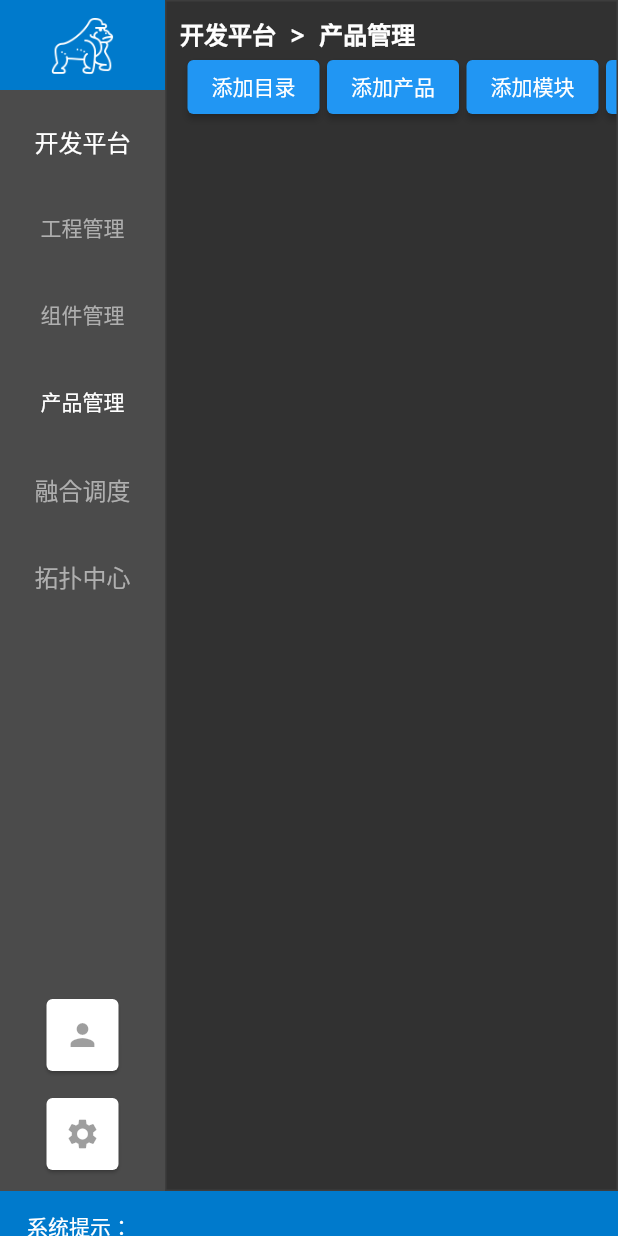
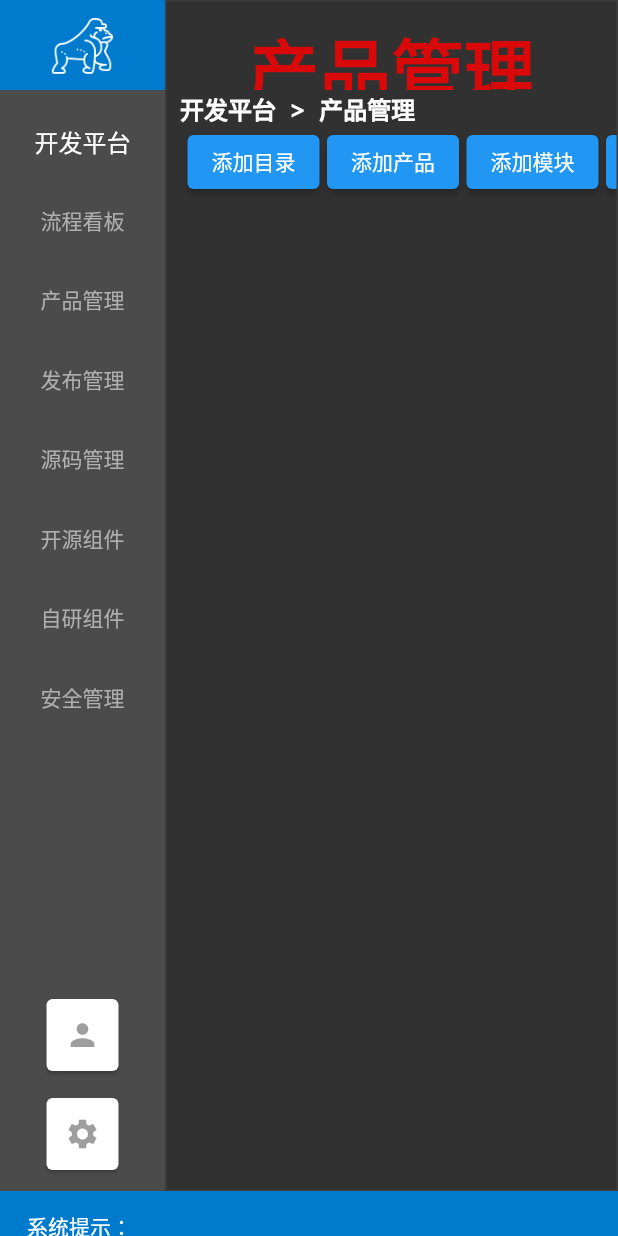
Before and after one commit to AskWeee/mili, a Flutter app: the screen it shows after launch, after a tap on "产品管理", on a phone screen of 412 x 824 dp. Run offline on Flutter 3.47's test engine with Material 2 defaults, Android fonts, the phone set to English and light mode, and no system bars; our stand-ins replace event_bus, logger.

Commit message:
初步在技术上完成通过导航菜单切换功能组件的功能

```diff
--- /dev/null
+++ b/lib/utils/events.dart
@@ -0,0 +1,17 @@
+import 'package:event_bus/event_bus.dart';
+
+EventBus eventBus = EventBus();
+
+/// Event A.
+class EventOnNavigatorChanged {
+  String navigator;
+
+  EventOnNavigatorChanged(this.navigator);
+}
+
+/// Event B.
+class MyEventB {
+  String text;
+
+  MyEventB(this.text);
+}
--- a/lib/widgets/app_root.dart
+++ b/lib/widgets/app_root.dart
@@ -1,11 +1,10 @@
 import 'package:flutter/material.dart';
 import 'package:logger/logger.dart';
-import 'package:mili/widgets/devops_campboot.dart';
 import 'package:mili/widgets/home_footer.dart';
 import 'package:mili/widgets/home_navs.dart';
-import 'package:mili/widgets/devops_products.dart';
-
-import '../utils/helper.dart';
+import 'devops_products.dart';
+import 'devops_campboot.dart';
+import '../utils/events.dart';
 
 class AppRoot extends StatefulWidget {
   const AppRoot({super.key, required this.title});
@@ -17,30 +16,26 @@
 }
 
 class _AppRootState extends State<AppRoot> {
-  var logger = Logger();
-  final Helper _helper = Helper();
+  final _logger = Logger();
+  String _navigaotr = 'hello world';
+  Widget _navigatorClient = Container();
 
-  final _colorMainBackground = const Color.fromRGBO(75, 75, 75, 1);
-
-  int _counter = 0;
-
-  void _incrementCounter() {
+  void navigatorChanged(String navigator, Widget navigatorClient) {
+    _logger.d('set state');
     setState(() {
-      _counter++;
+      _navigaotr = navigator;
+      _navigatorClient = navigatorClient;
     });
   }
 
-  void _onPressed() {
-    _incrementCounter();
-  }
-
-  // left-right layout
+  // LR layout
   Row _layoutWorkspace() {
     return Row(
       mainAxisAlignment: MainAxisAlignment.start,
       mainAxisSize: MainAxisSize.max,
       children: <Widget>[
         Container(
+          alignment: Alignment.topLeft,
           width: 110,
           child: const HomeNavs(),
         ),
@@ -55,14 +50,20 @@
                 color: const Color.fromRGBO(61, 61, 61, 1),
                 width: 1.0,
               )),
-              child: const DevopsProducts(),
+              child: Column(children: [
+                SizedBox(
+                  height: 50,
+                  child: Text(_navigaotr),
+                ),
+                Expanded(child: _navigatorClient)
+              ]),
               // child: const DevopsCampboot(),
             )),
       ],
     );
   }
 
-  // top-bottom layout
+  // TB layout
   Column _layoutMain() {
     return Column(
       children: <Widget>[
@@ -79,6 +80,31 @@
 
   @override
   Widget build(BuildContext context) {
+    eventBus.on().listen((event) {
+      _logger.d(event.runtimeType);
+      switch (event.runtimeType) {
+        case EventOnNavigatorChanged:
+          var navigator = (event as EventOnNavigatorChanged).navigator;
+          switch (navigator) {
+            case '产品管理':
+              _logger.d("loading product console.");
+              navigatorChanged(navigator, const DevopsProducts());
+              break;
+            case '开源组件':
+              _logger.d("loading open jar console.");
+              navigatorChanged(navigator, const DevopsCampboot());
+              break;
+            case '自研组件':
+              _logger.d("loading jar console.");
+              break;
+            case '安全管理':
+              _logger.d("loading security console.");
+              break;
+          }
+          break;
+      }
+    });
+
     return _layoutMain();
   }
 }
--- a/lib/widgets/home_navs.dart
+++ b/lib/widgets/home_navs.dart
@@ -1,6 +1,6 @@
 import 'package:flutter/material.dart';
 import 'package:logger/logger.dart';
-import '../utils/helper.dart';
+import '../utils/events.dart';
 
 class HomeNavs extends StatefulWidget {
   const HomeNavs({super.key});
@@ -10,24 +10,17 @@
 }
 
 class _HomeNavsState extends State<HomeNavs> {
-  var logger = Logger();
-  final Helper _helper = Helper();
+  final _logger = Logger();
 
-  void _onPressedA() {
-    _helper.testDirectoryCreate();
+  void _onNavigatorPressed(String navigator) {
+    _logger.d('_onNavigatorPressed');
+    eventBus.fire(EventOnNavigatorChanged(navigator));
   }
 
-  void _onPressedB() {
-    _helper.testHttpGet().then((value) {
-      logger.d(value);
-    });
-  }
-
-  final _containerWidth = 80.0;
   final _colorLogoBackground = const Color.fromRGBO(0, 122, 204, 1);
   final _colorMainBackground = const Color.fromRGBO(75, 75, 75, 1);
-  var _colorNavigatorSelected = const Color.fromRGBO(255, 255, 255, 1);
-  var _colorNavigatorUnselected = const Color.fromRGBO(175, 175, 175, 1);
+  final _colorNavigatorSelected = const Color.fromRGBO(255, 255, 255, 1);
+  final _colorNavigatorUnselected = const Color.fromRGBO(175, 175, 175, 1);
 
   Stack _layoutMain() {
     return Stack(children: [
@@ -38,14 +31,13 @@
       Column(
         children: [
           Container(
-            // width: _containerWidth,
             height: 60,
             alignment: Alignment.topLeft,
             color: _colorLogoBackground,
             child: Stack(
               children: const [
                 Align(
-                  alignment: FractionalOffset(0.5, 0.5),
+                  alignment: Alignment.center,
                   child: Image(
                     image: AssetImage("assets/icons/icon-mm-2-white.png"),
                     width: 48,
@@ -64,14 +56,13 @@
             child: Container(
               alignment: Alignment.topLeft,
               color: _colorMainBackground,
-              width: _containerWidth,
               child: Wrap(
-                runSpacing: 10,
+                runSpacing: 5,
                 children: [
                   TextButton(
-                      onPressed: _onPressedA,
+                      onPressed: null,
                       child: Align(
-                        alignment: const FractionalOffset(0.5, 0.5),
+                        alignment: Alignment.center,
                         child: Text(
                           '开发平台',
                           style: TextStyle(
@@ -79,54 +70,67 @@
                         ),
                       )),
                   TextButton(
-                      onPressed: _onPressedA,
+                      onPressed: null,
                       child: Align(
                           alignment: Alignment.center,
                           child: Text(
-                            '工程管理',
-                            textAlign: TextAlign.center,
+                            '流程看板',
                             style: TextStyle(color: _colorNavigatorUnselected),
                           ))),
                   TextButton(
-                      onPressed: _onPressedA,
-                      child: Align(
-                          alignment: Alignment.center,
-                          child: Text(
-                            '组件管理',
-                            textAlign: TextAlign.center,
-                            style: TextStyle(color: _colorNavigatorUnselected),
-                          ))),
-                  TextButton(
-                      onPressed: _onPressedA,
+                      onPressed: () => {_onNavigatorPressed('产品管理')},
                       child: Align(
                           alignment: Alignment.center,
                           child: Text(
                             '产品管理',
-                            textAlign: TextAlign.center,
-                            style: TextStyle(color: _colorNavigatorSelected),
+                            style: TextStyle(color: _colorNavigatorUnselected),
                           ))),
                   TextButton(
-                      onPressed: _onPressedA,
+                      onPressed: null,
                       child: Align(
-                          alignment: const FractionalOffset(0.5, 0.5),
+                          alignment: Alignment.center,
                           child: Text(
-                            '融合调度',
-                            style: TextStyle(
-                                color: _colorNavigatorUnselected, fontSize: 16),
+                            '发布管理',
+                            style: TextStyle(color: _colorNavigatorUnselected),
                           ))),
                   TextButton(
-                      onPressed: _onPressedA,
-                      child: Text(
-                        '拓扑中心',
-                        style: TextStyle(
-                            color: _colorNavigatorUnselected, fontSize: 16),
-                      )),
+                      onPressed: null,
+                      child: Align(
+                          alignment: Alignment.center,
+                          child: Text(
+                            '源码管理',
+                            style: TextStyle(color: _colorNavigatorUnselected),
+                          ))),
+                  TextButton(
+                      onPressed: () => {_onNavigatorPressed('开源组件')},
+                      child: Align(
+                          alignment: Alignment.center,
+                          child: Text(
+                            '开源组件',
+                            style: TextStyle(color: _colorNavigatorUnselected),
+                          ))),
+                  TextButton(
+                      onPressed: () => {_onNavigatorPressed('自研组件')},
+                      child: Align(
+                          alignment: Alignment.center,
+                          child: Text(
+                            '自研组件',
+                            style: TextStyle(color: _colorNavigatorUnselected),
+                          ))),
+                  TextButton(
+                      onPressed: () => {_onNavigatorPressed('安全管理')},
+                      child: Align(
+                          alignment: Alignment.center,
+                          child: Text(
+                            '安全管理',
+                            style: TextStyle(color: _colorNavigatorUnselected),
+                          ))),
                 ],
               ),
             ),
           ),
           Container(
-            width: _containerWidth,
+            // width: _containerWidth,
             alignment: Alignment.topLeft,
             color: _colorMainBackground,
             child: Wrap(
--- a/pubspec.yaml
+++ b/pubspec.yaml
@@ -38,6 +38,7 @@
   logger: ^1.2.2
   http: ^0.13.5
   dio: ^5.0.1
+  event_bus: ^2.0.0
 
 dev_dependencies:
   flutter_test:
```
Also changed, not shown: lib/utils/helper.dart (+11 -4 lines), pubspec.lock.
